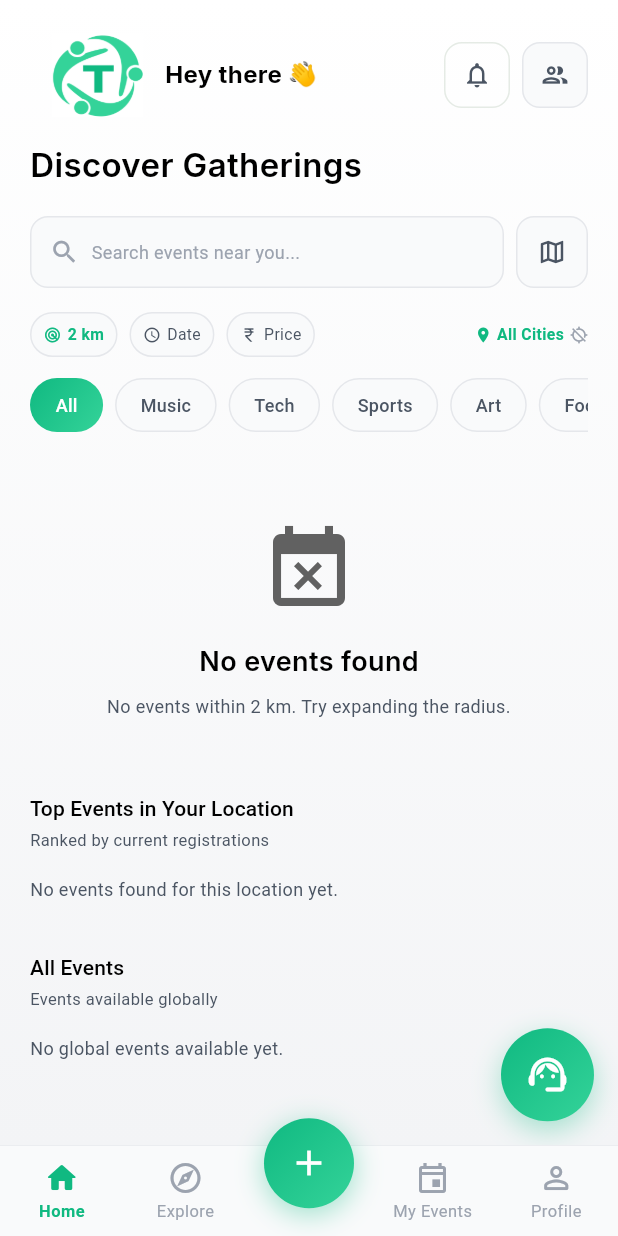
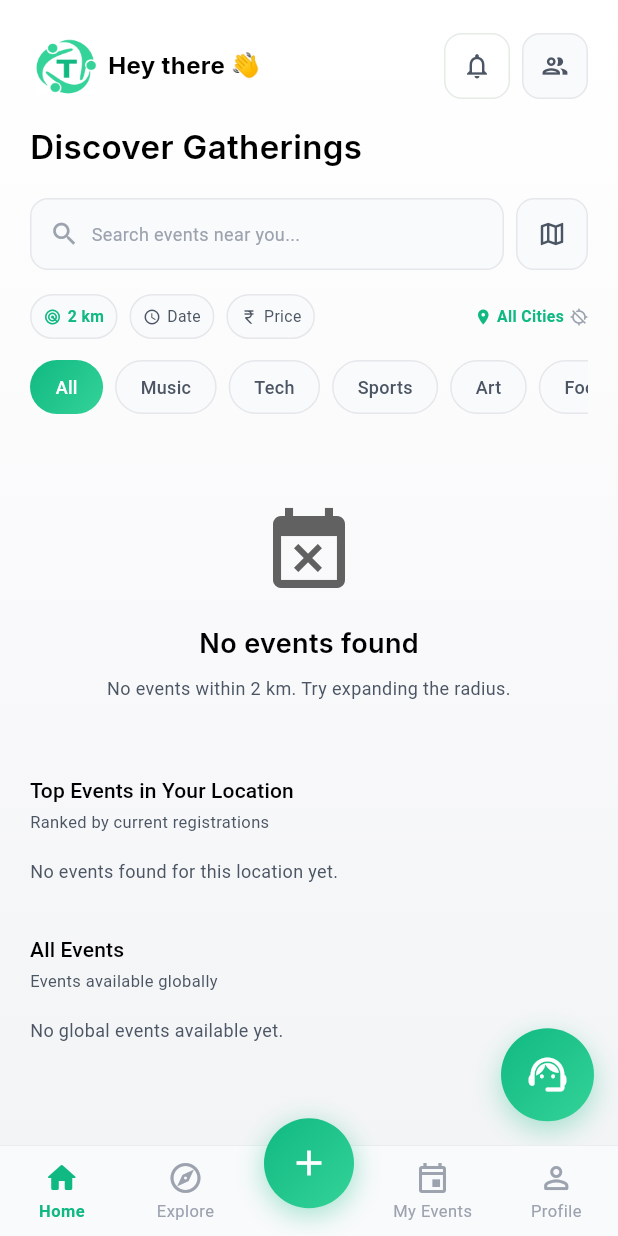
Before and after one commit to vrutsasolutions/TheyDi, a Flutter app: the HomeScreen screen opened by its route, on a phone screen of 412 x 824 dp. Run offline on Flutter 3.47's test engine with Material 3 defaults, Android fonts, the phone set to English and light mode, and no system bars; drawn by our look-alikes of flutter_animate; our stand-ins replace audioplayers, camera, cloud_firestore, cloud_functions, file_picker, firebase_auth and 12 more; missing offline and left inert: dart:html, razorpay_flutter, record; accounts and stored records are empty.

Commit message:
Update home UI and privacy policy screens
A

```diff
--- a/lib/core/router/app_router_fixed.dart
+++ b/lib/core/router/app_router_fixed.dart
@@ -1,3 +1,4 @@
+
 import 'package:firebase_auth/firebase_auth.dart';
 import 'package:flutter/material.dart';
 import 'package:flutter_riverpod/flutter_riverpod.dart';
@@ -59,7 +60,8 @@ import 'package:theydi/features/support/screens/darla_chat_screen.dart';
 import '../../features/settings/screens/privacy_policy_screen.dart';
 import '../../features/settings/screens/terms_conditions_screen.dart';
 
-import '../../features/admin/screens/admin_verification_screen.dart';
+
+// import '../../features/admin/screens/admin_verification_screen.dart';
 
 final rootNavigatorKey = GlobalKey<NavigatorState>(debugLabel: 'root');
 
--- a/lib/features/home/screens/home_screen.dart
+++ b/lib/features/home/screens/home_screen.dart
@@ -394,8 +394,8 @@ class _HomeScreenState extends ConsumerState<HomeScreen> {
                                     mainAxisSize: MainAxisSize.min,
                                     children: [
                                       Container(
-                                        width: 90,
-                                        height: 60,
+                                        width: 48,
+                                        height: 48,
                                         decoration: BoxDecoration(
                                           // color: TheyDiColors.primary,
                                           borderRadius:
@@ -404,12 +404,12 @@ class _HomeScreenState extends ConsumerState<HomeScreen> {
                                         child: Center(
                                           child: Image.asset(
   'assets/images/theydi_logo.png',
-  height: 56,
+  height: 37,
   fit: BoxFit.contain,
 ),
                                         ),
                                       ),
-                                      // const SizedBox(width: 10),
+                                      const SizedBox(width: 4),
                                       Text(
                                         'Hey there 👋',
                                         style: TheyDiTextStyles.headlineSmall
```
Also changed, not shown: lib/features/settings/screens/privacy_policy_screen.dart (+10 -31 lines), lib/features/settings/screens/terms_conditions_screen.dart (+8 -8 lines).
